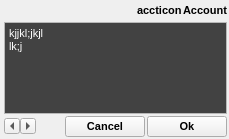
Above: py/gui/notification.ui from mnunberg/yobot before the change. Below: the same form after it.
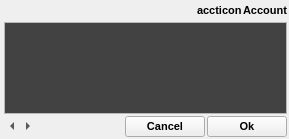
That is the form after the change. Icons and pictures are not drawn.

```diff
--- a/py/gui/notification.ui
+++ b/py/gui/notification.ui
@@ -2,14 +2,14 @@
 <ui version="4.0">
  <class>Form</class>
  <widget class="QWidget" name="Form">
-  <property name="windowModality">
-   <enum>Qt::NonModal</enum>
+  <property name="enabled">
+   <bool>true</bool>
   </property>
   <property name="geometry">
    <rect>
     <x>0</x>
     <y>0</y>
-    <width>229</width>
+    <width>289</width>
     <height>139</height>
    </rect>
   </property>
@@ -69,99 +69,6 @@
      </property>
     </spacer>
    </item>
-   <item row="1" column="0" colspan="4">
-    <widget class="QPlainTextEdit" name="message">
-     <property name="palette">
-      <palette>
-       <active>
-        <colorrole role="Text">
-         <brush brushstyle="SolidPattern">
-          <color alpha="255">
-           <red>255</red>
-           <green>255</green>
-           <blue>255</blue>
-          </color>
-         </brush>
-        </colorrole>
-        <colorrole role="Base">
-         <brush brushstyle="SolidPattern">
-          <color alpha="255">
-           <red>66</red>
-           <green>66</green>
-           <blue>66</blue>
-          </color>
-         </brush>
-        </colorrole>
-       </active>
-       <inactive>
-        <colorrole role="Text">
-         <brush brushstyle="SolidPattern">
-          <color alpha="255">
-           <red>255</red>
-           <green>255</green>
-           <blue>255</blue>
-          </color>
-         </brush>
-        </colorrole>
-        <colorrole role="Base">
-         <brush brushstyle="SolidPattern">
-          <color alpha="255">
-           <red>66</red>
-           <green>66</green>
-           <blue>66</blue>
-          </color>
-         </brush>
-        </colorrole>
-       </inactive>
-       <disabled>
-        <colorrole role="Text">
-         <brush brushstyle="SolidPattern">
-          <color alpha="255">
-           <red>118</red>
-           <green>118</green>
-           <blue>117</blue>
-          </color>
-         </brush>
-        </colorrole>
-        <colorrole role="Base">
-         <brush brushstyle="SolidPattern">
-          <color alpha="255">
-           <red>255</red>
-           <green>255</green>
-           <blue>255</blue>
-          </color>
-         </brush>
-        </colorrole>
-       </disabled>
-      </palette>
-     </property>
-     <property name="font">
-      <font>
-       <pointsize>8</pointsize>
-      </font>
-     </property>
-     <property name="frameShape">
-      <enum>QFrame::StyledPanel</enum>
-     </property>
-     <property name="frameShadow">
-      <enum>QFrame::Raised</enum>
-     </property>
-     <property name="lineWidth">
-      <number>1</number>
-     </property>
-     <property name="midLineWidth">
-      <number>0</number>
-     </property>
-     <property name="readOnly">
-      <bool>true</bool>
-     </property>
-     <property name="plainText">
-      <string>kjjkl;jkjl
-lk;j
-</string>
-     </property>
-    </widget>
-   </item>
    <item row="2" column="0">
     <widget class="QFrame" name="frame">
      <property name="sizePolicy">
@@ -215,6 +122,9 @@
         <property name="text">
          <string>...</string>
         </property>
+        <property name="autoRaise">
+         <bool>true</bool>
+        </property>
         <property name="arrowType">
          <enum>Qt::RightArrow</enum>
         </property>
@@ -237,6 +147,9 @@
         <property name="text">
          <string>...</string>
         </property>
+        <property name="autoRaise">
+         <bool>true</bool>
+        </property>
         <property name="arrowType">
          <enum>Qt::LeftArrow</enum>
         </property>
@@ -247,13 +160,10 @@
    </item>
    <item row="2" column="2" colspan="2">
     <layout class="QHBoxLayout" name="bbox">
-     <property name="sizeConstraint">
-      <enum>QLayout::SetMinimumSize</enum>
-     </property>
      <item>
       <widget class="QPushButton" name="discard">
        <property name="sizePolicy">
-        <sizepolicy hsizetype="Maximum" vsizetype="Fixed">
+        <sizepolicy hsizetype="Expanding" vsizetype="Fixed">
          <horstretch>0</horstretch>
          <verstretch>0</verstretch>
         </sizepolicy>
@@ -286,7 +196,7 @@
      <item>
       <widget class="QPushButton" name="accept">
        <property name="sizePolicy">
-        <sizepolicy hsizetype="Maximum" vsizetype="Fixed">
+        <sizepolicy hsizetype="Expanding" vsizetype="Fixed">
          <horstretch>0</horstretch>
          <verstretch>0</verstretch>
         </sizepolicy>
@@ -397,6 +307,100 @@
      </layout>
     </widget>
    </item>
+   <item row="1" column="0" colspan="4">
+    <widget class="QTextEdit" name="message">
+     <property name="sizePolicy">
+      <sizepolicy hsizetype="Preferred" vsizetype="Expanding">
+       <horstretch>0</horstretch>
+       <verstretch>0</verstretch>
+      </sizepolicy>
+     </property>
+     <property name="palette">
+      <palette>
+       <active>
+        <colorrole role="Text">
+         <brush brushstyle="SolidPattern">
+          <color alpha="255">
+           <red>255</red>
+           <green>255</green>
+           <blue>255</blue>
+          </color>
+         </brush>
+        </colorrole>
+        <colorrole role="Base">
+         <brush brushstyle="SolidPattern">
+          <color alpha="255">
+           <red>66</red>
+           <green>66</green>
+           <blue>66</blue>
+          </color>
+         </brush>
+        </colorrole>
+       </active>
+       <inactive>
+        <colorrole role="Text">
+         <brush brushstyle="SolidPattern">
+          <color alpha="255">
+           <red>255</red>
+           <green>255</green>
+           <blue>255</blue>
+          </color>
+         </brush>
+        </colorrole>
+        <colorrole role="Base">
+         <brush brushstyle="SolidPattern">
+          <color alpha="255">
+           <red>66</red>
+           <green>66</green>
+           <blue>66</blue>
+          </color>
+         </brush>
+        </colorrole>
+       </inactive>
+       <disabled>
+        <colorrole role="Text">
+         <brush brushstyle="SolidPattern">
+          <color alpha="255">
+           <red>118</red>
+           <green>118</green>
+           <blue>117</blue>
+          </color>
+         </brush>
+        </colorrole>
+        <colorrole role="Base">
+         <brush brushstyle="SolidPattern">
+          <color alpha="255">
+           <red>255</red>
+           <green>255</green>
+           <blue>255</blue>
+          </color>
+         </brush>
+        </colorrole>
+       </disabled>
+      </palette>
+     </property>
+     <property name="font">
+      <font>
+       <pointsize>8</pointsize>
+      </font>
+     </property>
+     <property name="frameShape">
+      <enum>QFrame::StyledPanel</enum>
+     </property>
+     <property name="frameShadow">
+      <enum>QFrame::Raised</enum>
+     </property>
+     <property name="lineWidth">
+      <number>1</number>
+     </property>
+     <property name="midLineWidth">
+      <number>0</number>
+     </property>
+     <property name="readOnly">
+      <bool>true</bool>
+     </property>
+    </widget>
+   </item>
   </layout>
  </widget>
  <resources>
```
